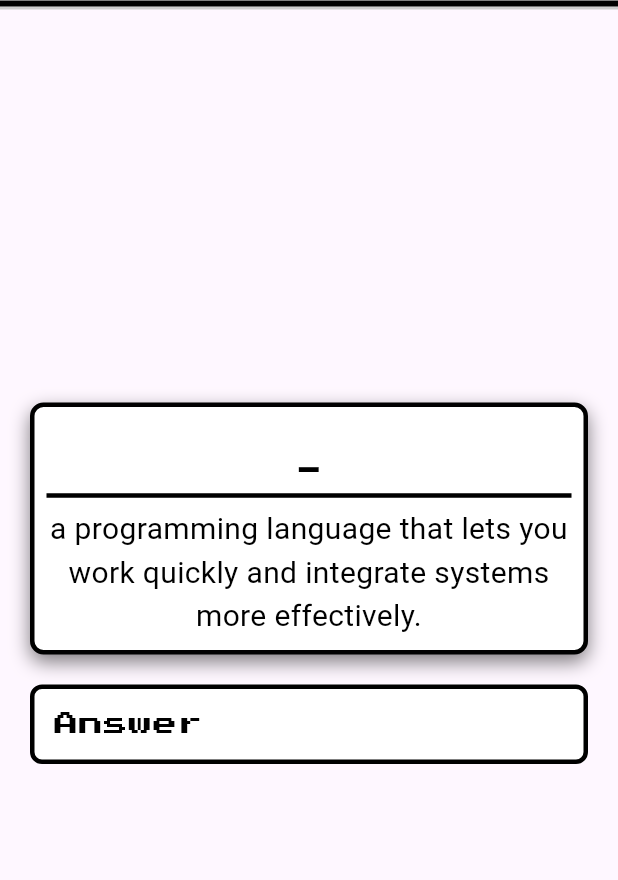
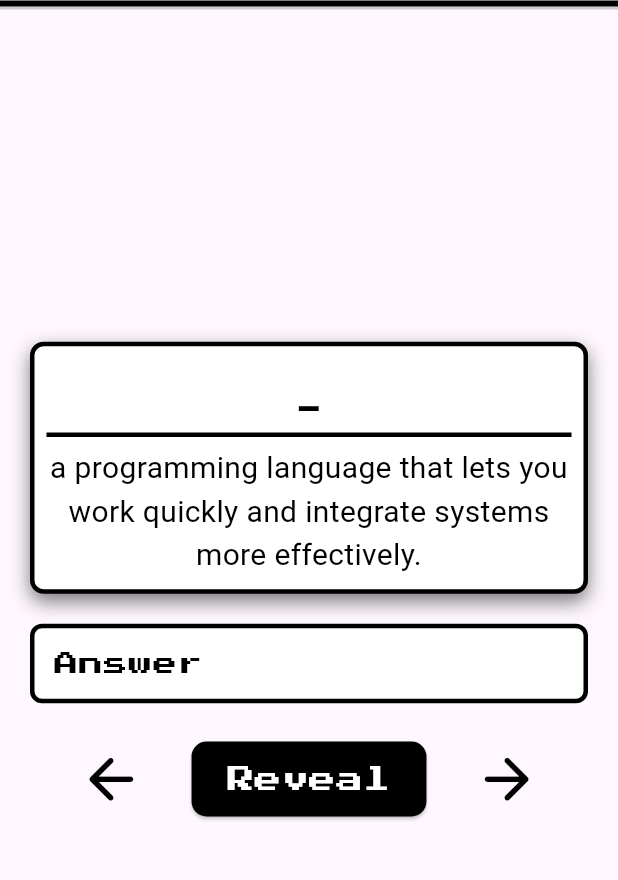
Before and after one commit to Vuelta7/learn_n_app, a Flutter app: the QuestionModelWidget screen opened directly, on a phone screen of 412 x 824 dp, the part 79-959 px from its top. Run offline on Flutter 3.47's test engine with Material 3 defaults, Android fonts, the phone set to English and light mode, and no system bars.

Commit message:
i hope it works this time

```diff
--- a/lib/sub folder & flash card list page/inside_folder_appbar_widget.dart
+++ b/lib/folder page/inside_folder_appbar_widget.dart
@@ -1,6 +1,6 @@
 import 'package:flutter/material.dart';
+import 'package:learn_n_app/folder%20page/add_button_dialog_widget.dart';
 import 'package:learn_n_app/home%20page/home_main_widget.dart';
-import 'package:learn_n_app/sub%20folder%20&%20flash%20card%20list%20page/add_button_dialog_widget.dart';
 
 PreferredSizeWidget insideFolderAppBarWidget(BuildContext context) {
   return AppBar(
@@ -22,7 +22,7 @@ PreferredSizeWidget insideFolderAppBarWidget(BuildContext context) {
       onPressed: () {
         Navigator.push(
           context,
-          MaterialPageRoute(builder: (context) => HomeScreen()),
+          MaterialPageRoute(builder: (context) => HomeMainWidget()),
         );
       },
     ),
--- a/lib/sub folder & flash card list page/inside_folder_main_widget.dart
+++ b/lib/folder page/inside_folder_main_widget.dart
@@ -1,7 +1,7 @@
 import 'package:flutter/material.dart';
-import 'package:learn_n_app/sub%20folder%20&%20flash%20card%20list%20page/inside_folder_appbar_widget.dart';
-import 'package:learn_n_app/sub%20folder%20&%20flash%20card%20list%20page/inside_folder_body_widget.dart';
-import 'package:learn_n_app/sub%20folder%20&%20flash%20card%20list%20page/play_button_widget.dart';
+import 'package:learn_n_app/Folder%20Page/inside_folder_appbar_widget.dart';
+import 'package:learn_n_app/folder%20page/inside_folder_body_widget.dart';
+import 'package:learn_n_app/folder%20page/play_button_widget.dart';
 
 class InsideFolderMainWidget extends StatelessWidget {
   const InsideFolderMainWidget({super.key});
--- a/lib/sub folder & flash card list page/inside_folder_widget.dart
+++ b/lib/folder page/inside_folder_widget.dart
@@ -1,7 +1,7 @@
 import 'package:flutter/material.dart';
-import 'package:learn_n_app/sub%20folder%20&%20flash%20card%20list%20page/inside_folder_appbar_widget.dart';
-import 'package:learn_n_app/sub%20folder%20&%20flash%20card%20list%20page/inside_folder_body_widget.dart';
-import 'package:learn_n_app/sub%20folder%20&%20flash%20card%20list%20page/play_button_widget.dart';
+import 'package:learn_n_app/Folder%20Page/inside_folder_appbar_widget.dart';
+import 'package:learn_n_app/folder%20page/inside_folder_body_widget.dart';
+import 'package:learn_n_app/folder%20page/play_button_widget.dart';
 
 class InsideFolderWidget extends StatelessWidget {
   const InsideFolderWidget({super.key});
--- a/lib/sub folder & flash card list page/play_button_widget.dart
+++ b/lib/folder page/play_button_widget.dart
@@ -11,7 +11,7 @@ class PlayButtonWidget extends StatelessWidget {
         // Navigate to the QuestionScreen when the button is pressed
         Navigator.push(
           context,
-          MaterialPageRoute(builder: (context) => const QuestionModelWidget()),
+          MaterialPageRoute(builder: (context) => QuestionModelWidget()),
         );
       },
       child: const Stack(
--- a/lib/home page/home_main_widget.dart
+++ b/lib/home page/home_main_widget.dart
@@ -1,11 +1,11 @@
 import 'package:flutter/material.dart';
-import 'package:learn_n_app/home%20page/add_folder_button_widget.dart';
 import 'package:learn_n_app/home%20page/drawer_widget.dart';
+import 'package:learn_n_app/home%20page/home%20page%20sub%20wigets/add_folder_button_widget.dart';
 import 'package:learn_n_app/home%20page/home_appbar_widget.dart';
 import 'package:learn_n_app/home%20page/home_body_widget.dart';
 
-class HomeScreen extends StatelessWidget {
-  HomeScreen({super.key});
+class HomeMainWidget extends StatelessWidget {
+  HomeMainWidget({super.key});
 
   final GlobalKey<ScaffoldState> _scaffoldKey = GlobalKey<ScaffoldState>();
 
--- a/lib/model widgets/folder_model_widget.dart
+++ b/lib/model widgets/folder_model_widget.dart
@@ -1,5 +1,5 @@
 import 'package:flutter/material.dart';
-import 'package:learn_n_app/sub%20folder%20&%20flash%20card%20list%20page/inside_folder_widget.dart';
+import 'package:learn_n_app/folder%20page/inside_folder_widget.dart';
 
 // this widget is used for the HomeBody
 
--- /dev/null
+++ b/lib/model widgets/question_model_body_widget.dart
@@ -0,0 +1,152 @@
+import 'package:flutter/material.dart';
+
+class QuestionModelBodyWidget extends StatelessWidget {
+  const QuestionModelBodyWidget({super.key});
+
+  @override
+  Widget build(BuildContext context) {
+    return Center(
+      child: SingleChildScrollView(
+        child: Padding(
+          padding: const EdgeInsets.all(20.0),
+          child: Column(
+            mainAxisAlignment: MainAxisAlignment.center,
+            crossAxisAlignment: CrossAxisAlignment.center,
+            children: [
+              Container(
+                decoration: BoxDecoration(
+                  color: Colors.white,
+                  borderRadius: BorderRadius.circular(9),
+                  border: Border.all(
+                    width: 3,
+                    color: const Color.fromARGB(255, 0, 0, 0),
+                  ),
+                  boxShadow: [
+                    BoxShadow(
+                      color: Colors.black.withOpacity(0.5),
+                      offset: const Offset(0, 5),
+                      blurRadius: 10,
+                      spreadRadius: 0,
+                    ),
+                  ],
+                ),
+                child: const Padding(
+                  padding: EdgeInsets.all(8.0),
+                  child: Column(
+                    children: [
+                      Text(
+                        '_',
+                        style: TextStyle(
+                          fontSize: 30,
+                          fontWeight: FontWeight.bold,
+                          color: Colors.black,
+                        ),
+                        textAlign: TextAlign.center,
+                      ),
+                      Divider(
+                        thickness: 3,
+                        color: Colors.black,
+                      ),
+                      Text(
+                        'a programming language that lets you work quickly and integrate systems more effectively.',
+                        style: TextStyle(
+                          fontSize: 20,
+                          color: Colors.black,
+                        ),
+                        textAlign: TextAlign.center,
+                      ),
+                    ],
+                  ),
+                ),
+              ),
+              const SizedBox(
+                height: 20,
+              ),
+              TextField(
+                cursorColor: const Color.fromARGB(255, 7, 7, 7),
+                style: const TextStyle(
+                  fontFamily: 'Arial',
+                  color: Color.fromARGB(255, 0, 0, 0),
+                  fontSize: 14,
+                ),
+                decoration: InputDecoration(
+                  labelText: 'Answer',
+                  labelStyle: const TextStyle(
+                    fontFamily: 'PressStart2P',
+                    color: Color.fromARGB(255, 0, 0, 0),
+                  ),
+                  filled: true,
+                  fillColor: const Color.fromARGB(255, 255, 255, 255),
+                  border: OutlineInputBorder(
+                    borderRadius: BorderRadius.circular(8),
+                    borderSide: const BorderSide(
+                      color: Color.fromARGB(255, 0, 0, 0),
+                      width: 3,
+                    ),
+                  ),
+                  enabledBorder: OutlineInputBorder(
+                    borderRadius: BorderRadius.circular(8),
+                    borderSide: const BorderSide(
+                      color: Color.fromARGB(255, 0, 0, 0),
+                      width: 3,
+                    ),
+                  ),
+                  focusedBorder: OutlineInputBorder(
+                    borderRadius: BorderRadius.circular(8),
+                    borderSide: const BorderSide(
+                      color: Color.fromARGB(255, 0, 0, 0),
+                      width: 3,
+                    ),
+                  ),
+                ),
+              ),
+              const SizedBox(
+                height: 20,
+              ),
+              Row(
+                mainAxisAlignment: MainAxisAlignment.spaceEvenly,
+                children: [
+                  IconButton(
+                    icon: const Icon(Icons.arrow_back_rounded),
+                    iconSize: 45,
+                    color: Colors.black,
+                    onPressed: () {
+                      // Add your logic here
+                    },
+                  ),
+                  ElevatedButton(
+                    onPressed: () {},
+                    style: ElevatedButton.styleFrom(
+                      backgroundColor: Colors.black,
+                      padding: const EdgeInsets.symmetric(
+                          vertical: 12, horizontal: 24),
+                      shape: RoundedRectangleBorder(
+                        borderRadius: BorderRadius.circular(10),
+                      ),
+                    ),
+                    child: const Text(
+                      "Reveal",
+                      style: TextStyle(
+                        color: Colors.white,
+                        fontSize: 18,
+                        fontFamily: 'PressStart2P',
+                      ),
+                    ),
+                  ),
+                  IconButton(
+                    icon: const Icon(Icons.arrow_forward_rounded),
+                    iconSize: 45,
+                    color: Colors.black,
+                    onPressed: () {
+                      // Add your logic here
+                    },
+                  ),
+                ],
+              ),
+            ],
+          ),
+        ),
+      ),
+    );
+  }
+}
--- a/lib/model widgets/question_model_widget.dart
+++ b/lib/model widgets/question_model_widget.dart
@@ -1,4 +1,6 @@
 import 'package:flutter/material.dart';
+import 'package:learn_n_app/model%20widgets/question_model_body_widget.dart';
+import 'package:learn_n_app/model%20widgets/question_model_setting_widget.dart';
 
 class QuestionModelWidget extends StatelessWidget {
   const QuestionModelWidget({super.key});
@@ -26,12 +28,8 @@ class QuestionModelWidget extends StatelessWidget {
             Navigator.pop(context);
           },
         ),
-        actions: [
-          IconButton(
-            icon: const Icon(Icons.settings, size: 30),
-            color: Colors.black,
-            onPressed: () {},
-          ),
+        actions: const [
+          QuestionModelSettingWidget(),
         ],
         elevation: 0,
         bottom: PreferredSize(
@@ -50,104 +48,7 @@ class QuestionModelWidget extends StatelessWidget {
           ),
         ),
       ),
-      body: Center(
-        child: Padding(
-          padding: const EdgeInsets.all(20.0),
-          child: Column(
-            mainAxisAlignment: MainAxisAlignment.center,
-            crossAxisAlignment: CrossAxisAlignment.center,
-            children: [
-              Container(
-                decoration: BoxDecoration(
-                  color: Colors.white,
-                  borderRadius: BorderRadius.circular(9),
-                  border: Border.all(
-                    width: 3,
-                    color: const Color.fromARGB(255, 0, 0, 0),
-                  ),
-                  boxShadow: [
-                    BoxShadow(
-                      color: Colors.black.withOpacity(0.5),
-                      offset: const Offset(0, 5),
-                      blurRadius: 10,
-                      spreadRadius: 0,
-                    ),
-                  ],
-                ),
-                child: const Padding(
-                  padding: EdgeInsets.all(8.0),
-                  child: Column(
-                    children: [
-                      Text(
-                        '_',
-                        style: TextStyle(
-                          fontSize: 30,
-                          fontWeight: FontWeight.bold,
-                          color: Colors.black,
-                        ),
-                        textAlign: TextAlign.center,
-                      ),
-                      Divider(
-                        thickness: 3,
-                        color: Colors.black,
-                      ),
-                      Text(
-                        'a programming language that lets you work quickly and integrate systems more effectively.',
-                        style: TextStyle(
-                          fontSize: 20,
-                          color: Colors.black,
-                        ),
-                        textAlign: TextAlign.center,
-                      ),
-                    ],
-                  ),
-                ),
-              ),
-              const SizedBox(
-                height: 20,
-              ),
-              TextField(
-                cursorColor: const Color.fromARGB(255, 7, 7, 7),
-                style: const TextStyle(
-                  fontFamily: 'Arial',
-                  color: Color.fromARGB(255, 0, 0, 0),
-                  fontSize: 14,
-                ),
-                decoration: InputDecoration(
-                  labelText: 'Answer',
-                  labelStyle: const TextStyle(
-                    fontFamily: 'PressStart2P',
-                    color: Color.fromARGB(255, 0, 0, 0),
-                  ),
-                  filled: true,
-                  fillColor: const Color.fromARGB(255, 255, 255, 255),
-                  border: OutlineInputBorder(
-                    borderRadius: BorderRadius.circular(8),
-                    borderSide: const BorderSide(
-                      color: Color.fromARGB(255, 0, 0, 0),
-                      width: 3,
-                    ),
-                  ),
-                  enabledBorder: OutlineInputBorder(
-                    borderRadius: BorderRadius.circular(8),
-                    borderSide: const BorderSide(
-                      color: Color.fromARGB(255, 0, 0, 0),
-                      width: 3,
-                    ),
-                  ),
-                  focusedBorder: OutlineInputBorder(
-                    borderRadius: BorderRadius.circular(8),
-                    borderSide: const BorderSide(
-                      color: Color.fromARGB(255, 0, 0, 0),
-                      width: 3,
-                    ),
-                  ),
-                ),
-              ),
-            ],
-          ),
-        ),
-      ),
+      body: const QuestionModelBodyWidget(),
     );
   }
 }
--- a/lib/start page/start.dart
+++ b/lib/start page/start.dart
@@ -171,7 +171,7 @@ class StartScreen extends StatelessWidget {
                         Navigator.push(
                           context,
                           MaterialPageRoute(
-                            builder: (context) => HomeScreen(),
+                            builder: (context) => HomeMainWidget(),
                           ),
                         );
                       },
```
Also changed, not shown: lib/home page/add_folder_button_widget.dart (deleted, +0 -118 lines), lib/home page/home page sub wigets/add_folder_button_widget.dart (added, +35 -0 lines), lib/home page/home page sub wigets/add_folder_dialog.dart (added, +94 -0 lines), lib/model widgets/question_model_setting_widget.dart (added, +100 -0 lines), lib/folder page/add_button_dialog_widget.dart (renamed from lib/sub folder & flash card list page/add_button_dialog_widget.dart), lib/folder page/inside_folder_body_widget.dart (renamed from lib/sub folder & flash card list page/inside_folder_body_widget.dart).
